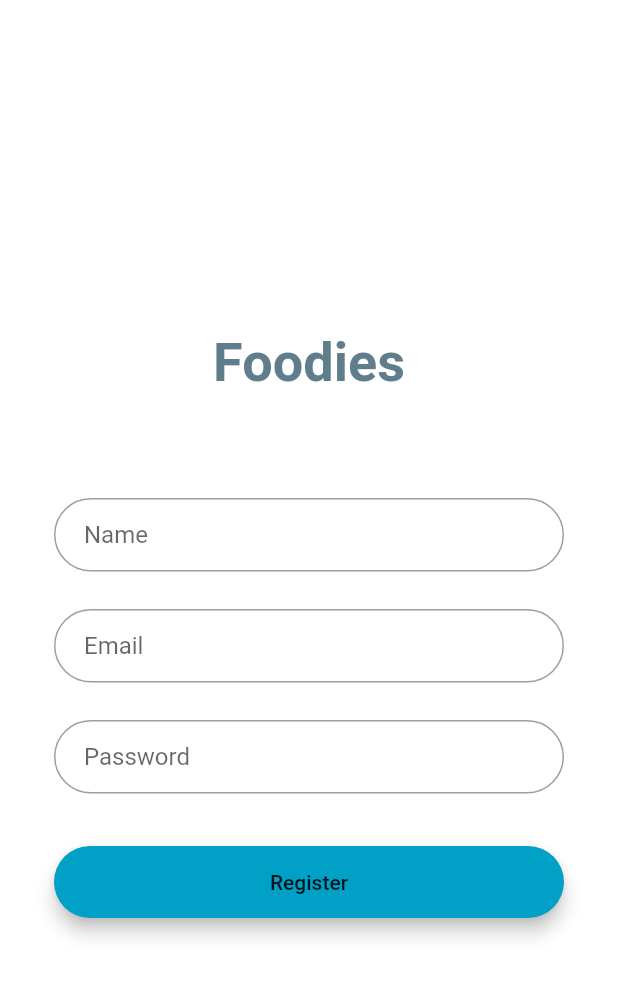
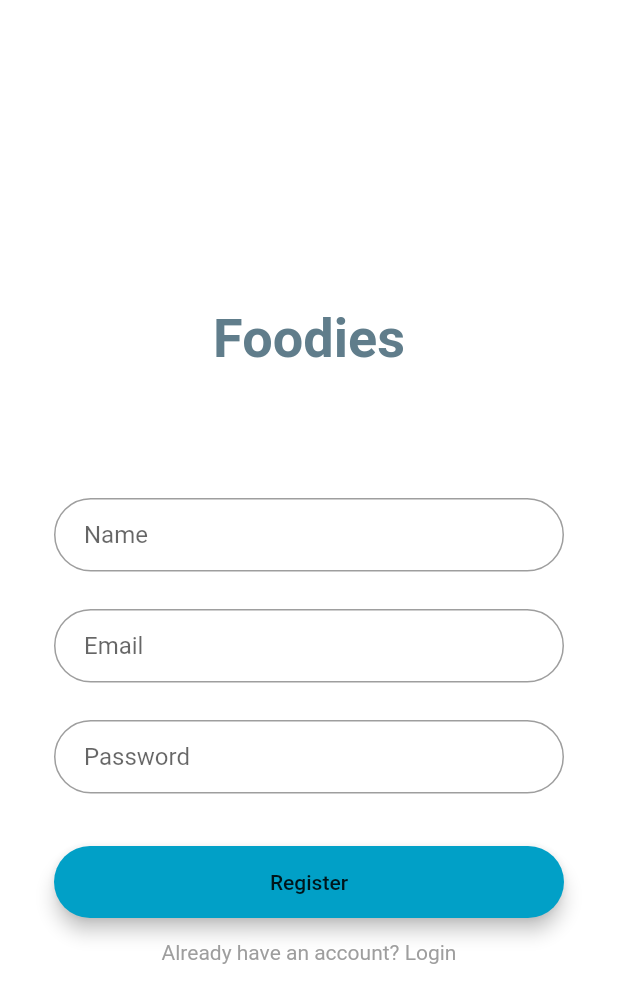
Before and after one commit to maryfan1106/Foodies, a Flutter app: the RegisterScreen screen opened by its route, after a tap on "Register", on a phone screen of 412 x 824 dp. Shown: the top 1003 px of the screen. Run offline on Flutter 3.47's test engine with Material 2 defaults, Android fonts, the phone set to English and light mode, and no system bars; our stand-ins replace shared_preferences; accounts and stored records are empty; network calls fail.

Commit message:
error handling for login and register

```diff
--- a/foodies_app/lib/pages/register_screen.dart
+++ b/foodies_app/lib/pages/register_screen.dart
@@ -10,24 +10,27 @@ class RegisterScreen extends StatefulWidget {
 }
 
 class _RegisterScreenState extends State<RegisterScreen> {
-  @override
-  Widget build(BuildContext context) {
 
-    signUp(String name, email, password) async {
+  String _error = '';
+
+  final TextEditingController _nameController = TextEditingController();
+  final TextEditingController _emailController = TextEditingController();
+  final TextEditingController _passwordController = TextEditingController();
+
+  void _signUp(String name, email, password) async {
     SharedPreferences sharedPreferences = await SharedPreferences.getInstance();
     Map data = {
       'name': name,
       'email': email,
       'password': password
     };
-      var jsonResponse;
     var response = await http.post("http://localhost:3000/users/", body: jsonEncode(data),
         headers: {
           "Accept": "application/json",
           "Content-type": "application/json",
         });
     if(response.statusCode == 201) {
-        jsonResponse = jsonDecode(response.body);
+      var jsonResponse = jsonDecode(response.body);
       if(jsonResponse != null) {
         sharedPreferences.setString("token", jsonResponse['token']);
         Navigator.of(context).pushAndRemoveUntil(MaterialPageRoute(builder: (BuildContext context) => HomeScreen()), (Route<dynamic> route) => false);
@@ -35,15 +38,17 @@ class _RegisterScreenState extends State<RegisterScreen> {
     }
     else {
       print(response.body);
+      setState(() {
+        _error = 'Account with this email already exists';
+      });
     }
   }
 
-    final TextEditingController nameController = TextEditingController();
-    final TextEditingController emailController = TextEditingController();
-    final TextEditingController passwordController = TextEditingController();
+  @override
+  Widget build(BuildContext context) {
 
     final nameField = TextField(
-      controller: nameController,
+      controller: _nameController,
       obscureText: false,
       decoration: InputDecoration(
           contentPadding: EdgeInsets.fromLTRB(20.0, 15.0, 20.0, 15.0),
@@ -53,7 +58,7 @@ class _RegisterScreenState extends State<RegisterScreen> {
     );
 
     final emailField = TextField(
-      controller: emailController,
+      controller: _emailController,
       obscureText: false,
       decoration: InputDecoration(
           contentPadding: EdgeInsets.fromLTRB(20.0, 15.0, 20.0, 15.0),
@@ -63,7 +68,7 @@ class _RegisterScreenState extends State<RegisterScreen> {
     );
 
     final passwordField = TextField(
-      controller: passwordController,
+      controller: _passwordController,
       obscureText: true,
       decoration: InputDecoration(
           contentPadding: EdgeInsets.fromLTRB(20.0, 15.0, 20.0, 15.0),
@@ -80,7 +85,7 @@ class _RegisterScreenState extends State<RegisterScreen> {
         minWidth: MediaQuery.of(context).size.width,
         padding: EdgeInsets.fromLTRB(20.0, 15.0, 20.0, 15.0),
         onPressed: () {
-          signUp(nameController.text, emailController.text, passwordController.text);
+          _signUp(_nameController.text, _emailController.text, _passwordController.text);
         },
         child: Text("Register",
           textAlign: TextAlign.center,
@@ -98,7 +103,6 @@ class _RegisterScreenState extends State<RegisterScreen> {
               crossAxisAlignment: CrossAxisAlignment.center,
               mainAxisAlignment: MainAxisAlignment.center,
               children: <Widget>[
-
                 SizedBox(
                   height: 90.0,
                   child: Center(
@@ -111,6 +115,10 @@ class _RegisterScreenState extends State<RegisterScreen> {
                       ),
                     ),
                   ),
+                ),
+                Text(
+                  _error,
+                  style: TextStyle(color: Colors.red, fontSize: 14.0),
                 ),
                 SizedBox(height: 45.0),
                 nameField,
@@ -125,6 +133,15 @@ class _RegisterScreenState extends State<RegisterScreen> {
                 SizedBox(
                   height: 15.0,
                 ),
+                GestureDetector(
+                  onTap: () {
+                    Navigator.pushNamed(context, '/login');
+                  },
+                  child: Text(
+                    "Already have an account? Login",
+                    style: TextStyle(color: Colors.grey, fontSize: 14.0),
+                  ),
+                ),
               ],
             ),
           ),
```
Also changed, not shown: foodies_app/lib/pages/login_screen.dart (+28 -12 lines). Lines whose indentation alone changed are shown as unchanged.
